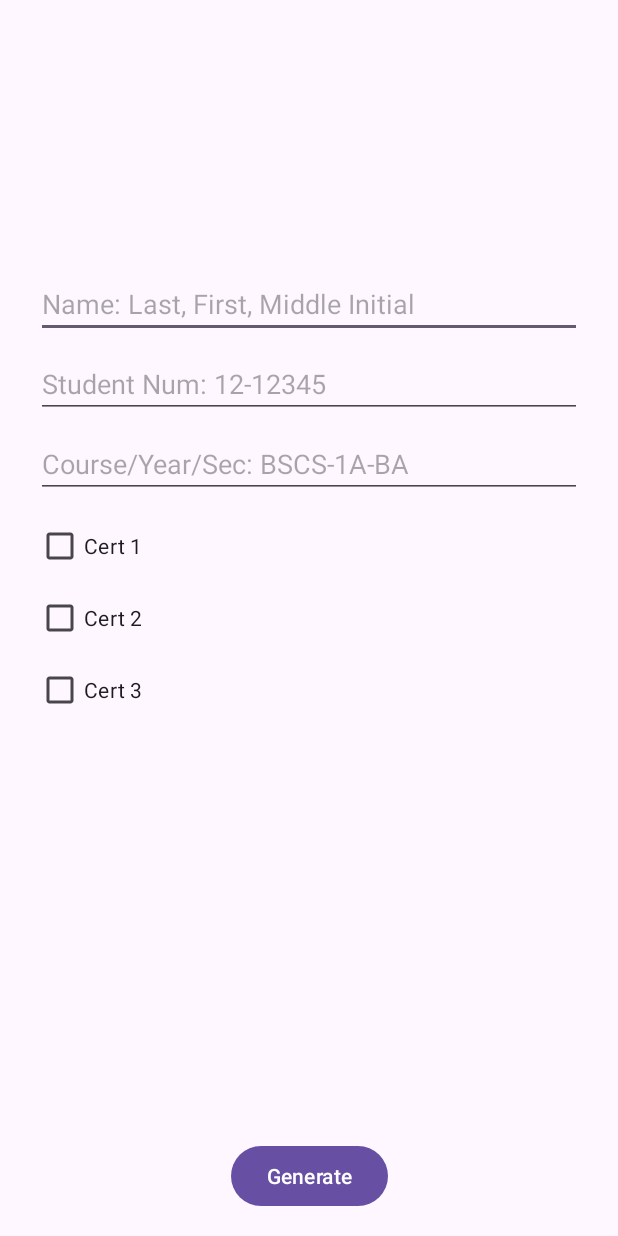
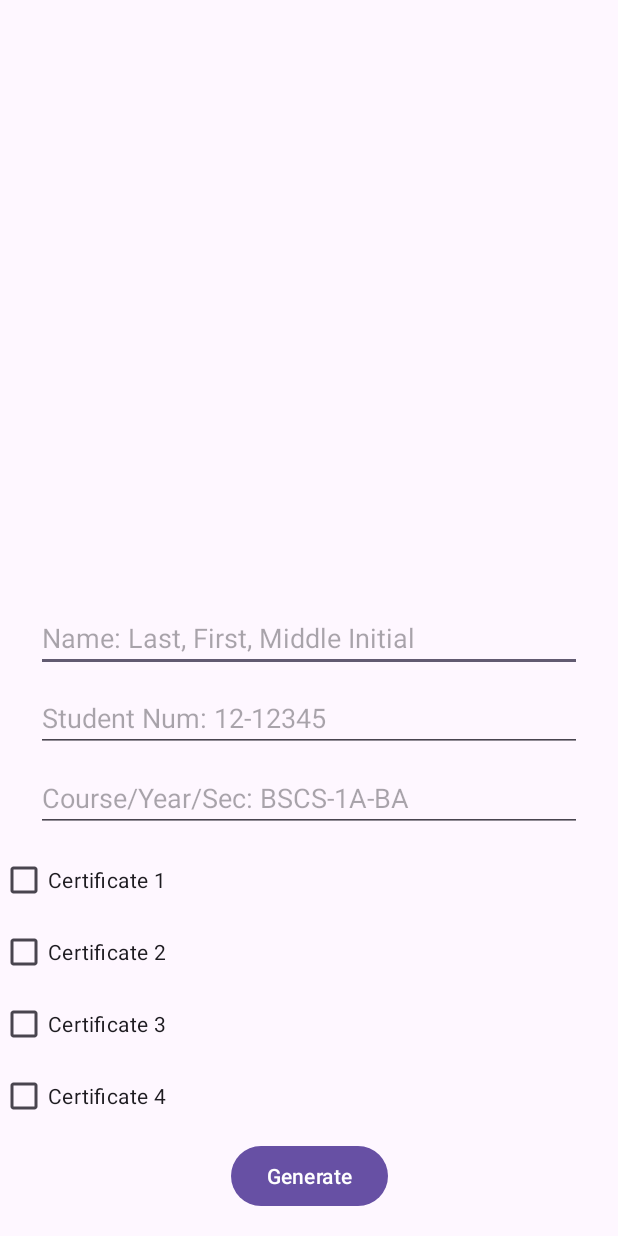
Before and after one commit to brynyz/QrDTIS---Generator, an Android app: the layout activity_main.xml on its own in the app's theme, with its tools: preview values and no code run, on a phone screen of 412 x 824 dp. Run offline under Robolectric (Android 15) with nearby library versions, the phone set to English and light mode, and no system bars.

Commit message:
Added Checkboxes

```diff
--- a/app/src/main/res/layout/activity_main.xml
+++ b/app/src/main/res/layout/activity_main.xml
@@ -57,41 +57,42 @@
         app:layout_constraintEnd_toEndOf="parent"
         app:layout_constraintStart_toStartOf="parent" />
 
-    <!-- Radio buttons for purchase options -->
+    <!-- Checkboxes for purchase options -->
 
-    <RadioGroup
+    <LinearLayout
         android:id="@+id/purchaseOptions"
         android:layout_width="wrap_content"
         android:layout_height="wrap_content"
         android:orientation="vertical"
-        app:layout_constraintBottom_toBottomOf="parent"
-        app:layout_constraintStart_toStartOf="@+id/courseYearSection"
-        app:layout_constraintTop_toTopOf="parent"
+        app:layout_constraintBottom_toBottomOf="@id/generateQrBtn"
+        app:layout_constraintTop_toTopOf="@id/courseYearSection"
         app:layout_constraintVertical_bias="0.5">
 
-        <androidx.appcompat.widget.AppCompatRadioButton
+        <CheckBox
             android:id="@+id/option1"
+            android:text="Certificate 1"
             android:layout_width="wrap_content"
-            android:layout_height="wrap_content"
-            android:text="Cert 1"
-            style="@style/Widget.Material3.CompoundButton.CheckBox"/>
+            android:layout_height="wrap_content" />
 
-        <androidx.appcompat.widget.AppCompatRadioButton
+        <CheckBox
             android:id="@+id/option2"
+            android:text="Certificate 2"
             android:layout_width="wrap_content"
-            android:layout_height="wrap_content"
-            android:text="Cert 2"
-            style="@style/Widget.Material3.CompoundButton.CheckBox"/>
+            android:layout_height="wrap_content" />
 
-        <androidx.appcompat.widget.AppCompatRadioButton
+        <CheckBox
             android:id="@+id/option3"
+            android:text="Certificate 3"
             android:layout_width="wrap_content"
-            android:layout_height="wrap_content"
-            android:text="Cert 3"
-            style="@style/Widget.Material3.CompoundButton.CheckBox"/>
+            android:layout_height="wrap_content" />
 
+        <CheckBox
+            android:id="@+id/option4"
+            android:text="Certificate 4"
+            android:layout_width="wrap_content"
+            android:layout_height="wrap_content" />
 
-    </RadioGroup>
+    </LinearLayout>
 
     <!-- Button to generate the QR Code, fixed at the very bottom -->
     <Button
```
Also changed, not shown: app/src/main/java/com/example/QrDTIS/MainActivity.kt (+26 -20 lines).
